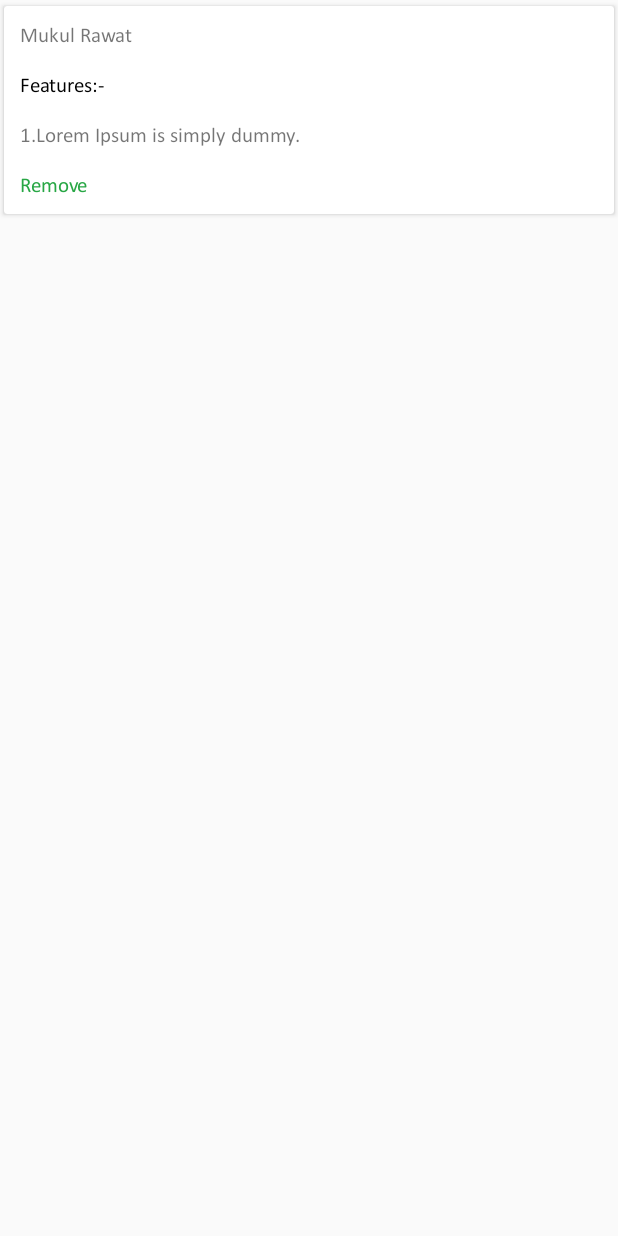
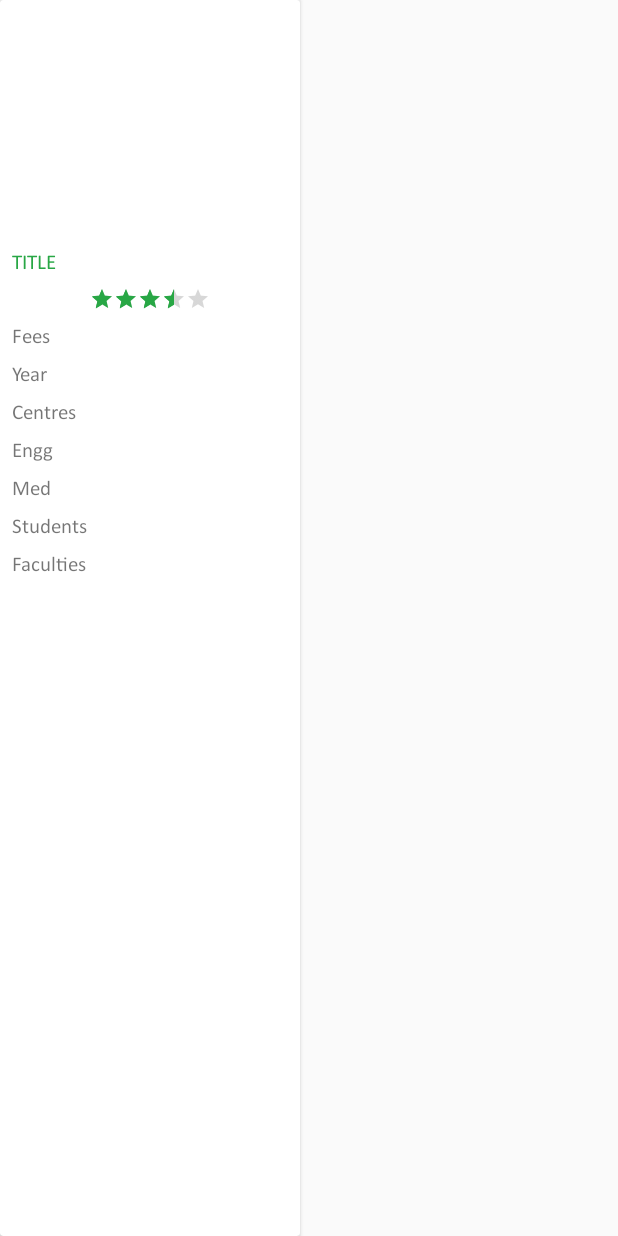
Before and after one commit to mukulraw/selectioal, an Android app: the layout compare_list_model.xml on its own in the app's theme, with its tools: preview values and no code run, on a phone screen of 412 x 824 dp. Run offline under Robolectric (Android 15) with nearby library versions, the phone set to English and light mode, and no system bars.

Commit message:
permission fixed

```diff
--- a/app/src/main/res/layout/compare_list_model.xml
+++ b/app/src/main/res/layout/compare_list_model.xml
@@ -1,74 +1,146 @@
 <?xml version="1.0" encoding="utf-8"?>
-<RelativeLayout xmlns:android="http://schemas.android.com/apk/res/android"
+<android.support.v7.widget.CardView xmlns:android="http://schemas.android.com/apk/res/android"
+    xmlns:app="http://schemas.android.com/apk/res-auto"
+    xmlns:tools="http://schemas.android.com/tools"
+    android:layout_width="200dp"
+    android:layout_height="match_parent">
+
+    <android.support.constraint.ConstraintLayout
+        android:layout_width="match_parent"
+        android:layout_height="match_parent">
+
+
+        <ImageView
+            android:id="@+id/imageView9"
+            android:layout_width="0dp"
+            android:layout_height="150dp"
+            android:layout_marginStart="8dp"
+            android:layout_marginTop="8dp"
+            android:layout_marginEnd="8dp"
+            android:scaleType="centerCrop"
+            app:layout_constraintEnd_toEndOf="parent"
+            app:layout_constraintStart_toStartOf="parent"
+            app:layout_constraintTop_toTopOf="parent"
+             />
+
+        <TextView
+            android:id="@+id/textView23"
+            android:layout_width="0dp"
+            android:layout_height="wrap_content"
+            android:layout_marginStart="8dp"
+            android:layout_marginTop="8dp"
+            android:layout_marginEnd="8dp"
+            android:typeface="monospace"
+            android:textColor="@color/colorAccent"
+            android:textAllCaps="true"
+            android:text="Title"
+            app:layout_constraintEnd_toEndOf="parent"
+            app:layout_constraintStart_toStartOf="parent"
+            app:layout_constraintTop_toBottomOf="@+id/imageView9" />
+
+        <TextView
+            android:id="@+id/textView67"
+            android:layout_width="0dp"
+            android:layout_height="wrap_content"
+            android:layout_marginStart="8dp"
+            android:layout_marginTop="8dp"
+            android:layout_marginEnd="8dp"
+            android:text="Fees"
+            android:typeface="monospace"
+            app:layout_constraintEnd_toEndOf="parent"
+            app:layout_constraintStart_toStartOf="parent"
+            app:layout_constraintTop_toBottomOf="@+id/ratingBar2" />
+
+        <RatingBar
+            android:id="@+id/ratingBar2"
+            style="@style/Widget.AppCompat.RatingBar.Small"
             android:layout_width="wrap_content"
             android:layout_height="wrap_content"
-    xmlns:app="http://schemas.android.com/apk/res-auto">
-
-    <android.support.v7.widget.CardView
-        android:layout_width="match_parent"
-        android:layout_height="wrap_content"
-        app:cardUseCompatPadding="true">
-
-        <LinearLayout
-            android:layout_width="match_parent"
-            android:layout_height="wrap_content"
-            android:orientation="vertical">
-
+            android:layout_marginStart="8dp"
+            android:layout_marginTop="8dp"
+            android:layout_marginEnd="8dp"
+            android:rating="3.5"
+            app:layout_constraintEnd_toEndOf="parent"
+            app:layout_constraintStart_toStartOf="parent"
+            app:layout_constraintTop_toBottomOf="@+id/textView23" />
 
         <TextView
-                android:layout_width="match_parent"
+            android:id="@+id/textView70"
+            android:layout_width="0dp"
             android:layout_height="wrap_content"
-                android:text="Mukul Rawat"
-                android:id="@+id/title"
-                android:padding="5dp"
+            android:layout_marginStart="8dp"
+            android:layout_marginTop="8dp"
+            android:layout_marginEnd="8dp"
+            android:text="Year"
             android:typeface="monospace"
-                android:layout_marginStart="5dp"
-                android:layout_marginTop="5dp"
-                android:layout_marginEnd="5dp"/>
+            app:layout_constraintEnd_toEndOf="parent"
+            app:layout_constraintStart_toStartOf="parent"
+            app:layout_constraintTop_toBottomOf="@+id/textView67" />
 
         <TextView
-                android:layout_width="match_parent"
+            android:id="@+id/textView72"
+            android:layout_width="0dp"
             android:layout_height="wrap_content"
-                android:text="Features:-"
-                android:padding="5dp"
-                android:layout_marginTop="5dp"
-                android:textColor="#000"
+            android:layout_marginStart="8dp"
+            android:layout_marginTop="8dp"
+            android:layout_marginEnd="8dp"
+            android:text="Centres"
             android:typeface="monospace"
-                android:layout_marginStart="5dp"
-                android:layout_marginEnd="5dp"/>
-
+            app:layout_constraintEnd_toEndOf="parent"
+            app:layout_constraintStart_toStartOf="parent"
+            app:layout_constraintTop_toBottomOf="@+id/textView70" />
 
         <TextView
-                android:layout_width="match_parent"
+            android:id="@+id/textView86"
+            android:layout_width="0dp"
             android:layout_height="wrap_content"
-                android:text="1.Lorem Ipsum is simply dummy."
-                android:padding="5dp"
-                android:id="@+id/feature"
+            android:layout_marginStart="8dp"
+            android:layout_marginTop="8dp"
+            android:layout_marginEnd="8dp"
+            android:text="Engg"
             android:typeface="monospace"
-                android:layout_marginTop="5dp"
-                android:layout_marginStart="5dp"
-                android:layout_marginEnd="5dp"/>
+            app:layout_constraintEnd_toEndOf="parent"
+            app:layout_constraintStart_toStartOf="parent"
+            app:layout_constraintTop_toBottomOf="@+id/textView72" />
 
         <TextView
-                android:layout_width="match_parent"
+            android:id="@+id/textView87"
+            android:layout_width="0dp"
             android:layout_height="wrap_content"
-                android:id="@+id/remove"
+            android:layout_marginStart="8dp"
+            android:layout_marginTop="8dp"
+            android:layout_marginEnd="8dp"
+            android:text="Med"
             android:typeface="monospace"
-                android:text="Remove"
-                android:layout_marginTop="5dp"
-                android:layout_marginStart="5dp"
-                android:layout_marginEnd="5dp"
-                android:layout_marginBottom="5dp"
-                android:padding="5dp"
-                android:textColor="@color/colorAccent"/>
+            app:layout_constraintEnd_toEndOf="parent"
+            app:layout_constraintStart_toStartOf="parent"
+            app:layout_constraintTop_toBottomOf="@+id/textView86" />
 
+        <TextView
+            android:id="@+id/textView88"
+            android:layout_width="0dp"
+            android:layout_height="wrap_content"
+            android:layout_marginStart="8dp"
+            android:layout_marginTop="8dp"
+            android:layout_marginEnd="8dp"
+            android:text="Students"
+            android:typeface="monospace"
+            app:layout_constraintEnd_toEndOf="parent"
+            app:layout_constraintStart_toStartOf="parent"
+            app:layout_constraintTop_toBottomOf="@+id/textView87" />
 
-
-
-
-        </LinearLayout>
+        <TextView
+            android:id="@+id/textView89"
+            android:layout_width="0dp"
+            android:layout_height="wrap_content"
+            android:layout_marginStart="8dp"
+            android:layout_marginTop="8dp"
+            android:layout_marginEnd="8dp"
+            android:text="Faculties"
+            android:typeface="monospace"
+            app:layout_constraintEnd_toEndOf="parent"
+            app:layout_constraintStart_toStartOf="parent"
+            app:layout_constraintTop_toBottomOf="@+id/textView88" />
+    </android.support.constraint.ConstraintLayout>
 
 </android.support.v7.widget.CardView>
-
-
-</RelativeLayout>
```
Also changed, not shown: app/src/main/java/com/selectial/selectial/Compare.java (+124 -22 lines), app/src/main/java/com/selectial/selectial/comparePOJO/Datum.java (added, +161 -0 lines), app/src/main/java/com/selectial/selectial/comparePOJO/compareBean.java (added, +42 -0 lines), app/src/main/java/com/selectial/selectial/webservices/ServiceInterface.java (+8 -0 lines). Lines whose indentation alone changed are shown as unchanged.
